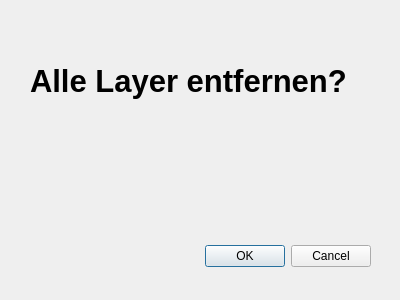
This is layer_remover_dialog_base.ui in mlechner/ethz_layerRemover as Qt 5 draws it before an edit. The edited form follows.
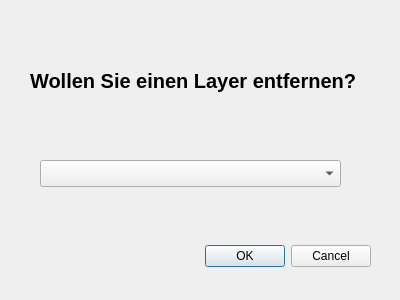
This is the edited form. Custom widgets are drawn as their Qt base class.

Commit message: added MapLayer ComboBox but still removing all layers

What changed in the file:
```diff
--- a/layer_remover_dialog_base.ui
+++ b/layer_remover_dialog_base.ui
@@ -40,16 +40,33 @@
    </property>
    <property name="font">
     <font>
-     <pointsize>23</pointsize>
+     <pointsize>15</pointsize>
      <weight>75</weight>
      <bold>true</bold>
     </font>
    </property>
    <property name="text">
-    <string>Alle Layer entfernen?</string>
+    <string>Wollen Sie einen Layer entfernen?</string>
+   </property>
+  </widget>
+  <widget class="QgsMapLayerComboBox" name="mMapLayerComboBox">
+   <property name="geometry">
+    <rect>
+     <x>40</x>
+     <y>160</y>
+     <width>301</width>
+     <height>27</height>
+    </rect>
    </property>
   </widget>
  </widget>
+ <customwidgets>
+  <customwidget>
+   <class>QgsMapLayerComboBox</class>
+   <extends>QComboBox</extends>
+   <header>qgsmaplayercombobox.h</header>
+  </customwidget>
+ </customwidgets>
  <resources/>
  <connections>
   <connection>
```
